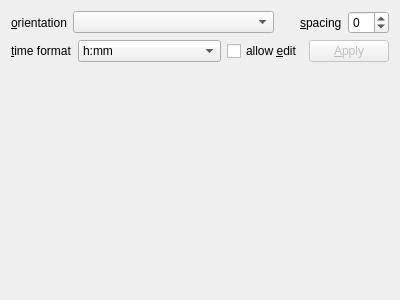
Before: the Qt Designer form app/classic_skin_settings.ui in Kolcha/DigitalClockNext, drawn with Qt 5.
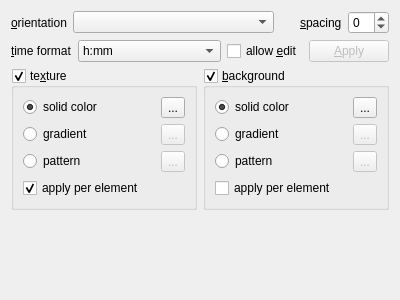
After: the same form once the commit is applied.

The edit to the form file:
```diff
--- a/app/classic_skin_settings.ui
+++ b/app/classic_skin_settings.ui
@@ -10,8 +10,8 @@
     <height>300</height>
    </rect>
   </property>
-  <layout class="QVBoxLayout" name="verticalLayout">
-   <item>
+  <layout class="QGridLayout" name="gridLayout_3">
+   <item row="0" column="0" colspan="2">
     <layout class="QHBoxLayout" name="horizontalLayout_2">
      <item>
       <widget class="QLabel" name="orientation_label">
@@ -71,7 +71,7 @@
      </item>
     </layout>
    </item>
-   <item>
+   <item row="1" column="0" colspan="2">
     <layout class="QHBoxLayout" name="horizontalLayout">
      <item>
       <widget class="QLabel" name="time_format_label">
@@ -172,15 +172,158 @@
      </item>
     </layout>
    </item>
-   <item>
+   <item row="2" column="0">
+    <widget class="QGroupBox" name="texture_group">
+     <property name="title">
+      <string>te&amp;xture</string>
+     </property>
+     <property name="checkable">
+      <bool>true</bool>
+     </property>
+     <layout class="QGridLayout" name="gridLayout">
+      <item row="0" column="0">
+       <widget class="QRadioButton" name="tx_solid_color_rbtn">
+        <property name="text">
+         <string>solid color</string>
+        </property>
+        <property name="checked">
+         <bool>true</bool>
+        </property>
+       </widget>
+      </item>
+      <item row="0" column="1">
+       <widget class="QToolButton" name="tx_select_color_btn">
+        <property name="text">
+         <string notr="true">...</string>
+        </property>
+       </widget>
+      </item>
+      <item row="1" column="0">
+       <widget class="QRadioButton" name="tx_gradient_rbtn">
+        <property name="text">
+         <string>gradient</string>
+        </property>
+       </widget>
+      </item>
+      <item row="1" column="1">
+       <widget class="QToolButton" name="tx_select_gradient_btn">
+        <property name="enabled">
+         <bool>false</bool>
+        </property>
+        <property name="text">
+         <string notr="true">...</string>
+        </property>
+       </widget>
+      </item>
+      <item row="2" column="0">
+       <widget class="QRadioButton" name="tx_pattern_rbtn">
+        <property name="text">
+         <string>pattern</string>
+        </property>
+       </widget>
+      </item>
+      <item row="2" column="1">
+       <widget class="QToolButton" name="tx_select_pattern_btn">
+        <property name="enabled">
+         <bool>false</bool>
+        </property>
+        <property name="text">
+         <string notr="true">...</string>
+        </property>
+       </widget>
+      </item>
+      <item row="3" column="0" colspan="2">
+       <widget class="QCheckBox" name="tx_per_element_cb">
+        <property name="text">
+         <string>apply per element</string>
+        </property>
+        <property name="checked">
+         <bool>true</bool>
+        </property>
+       </widget>
+      </item>
+     </layout>
+    </widget>
+   </item>
+   <item row="2" column="1">
+    <widget class="QGroupBox" name="background_group">
+     <property name="title">
+      <string>&amp;background</string>
+     </property>
+     <property name="checkable">
+      <bool>true</bool>
+     </property>
+     <layout class="QGridLayout" name="gridLayout_2">
+      <item row="0" column="0">
+       <widget class="QRadioButton" name="bg_solid_color_rbtn">
+        <property name="text">
+         <string>solid color</string>
+        </property>
+        <property name="checked">
+         <bool>true</bool>
+        </property>
+       </widget>
+      </item>
+      <item row="0" column="1">
+       <widget class="QToolButton" name="bg_select_color_btn">
+        <property name="text">
+         <string notr="true">...</string>
+        </property>
+       </widget>
+      </item>
+      <item row="1" column="0">
+       <widget class="QRadioButton" name="bg_gradient_rbtn">
+        <property name="text">
+         <string>gradient</string>
+        </property>
+       </widget>
+      </item>
+      <item row="1" column="1">
+       <widget class="QToolButton" name="bg_select_gradient_btn">
+        <property name="enabled">
+         <bool>false</bool>
+        </property>
+        <property name="text">
+         <string notr="true">...</string>
+        </property>
+       </widget>
+      </item>
+      <item row="2" column="0">
+       <widget class="QRadioButton" name="bg_pattern_rbtn">
+        <property name="text">
+         <string>pattern</string>
+        </property>
+       </widget>
+      </item>
+      <item row="2" column="1">
+       <widget class="QToolButton" name="bg_select_pattern_btn">
+        <property name="enabled">
+         <bool>false</bool>
+        </property>
+        <property name="text">
+         <string notr="true">...</string>
+        </property>
+       </widget>
+      </item>
+      <item row="3" column="0" colspan="2">
+       <widget class="QCheckBox" name="bg_per_element_cb">
+        <property name="text">
+         <string>apply per element</string>
+        </property>
+       </widget>
+      </item>
+     </layout>
+    </widget>
+   </item>
+   <item row="3" column="0" colspan="2">
     <spacer name="verticalSpacer">
      <property name="orientation">
       <enum>Qt::Vertical</enum>
      </property>
      <property name="sizeHint" stdset="0">
       <size>
-       <width>20</width>
-       <height>249</height>
+       <width>348</width>
+       <height>58</height>
       </size>
      </property>
     </spacer>
```
Left out of the diff: 99 changed lines with no effect on the pictures.
